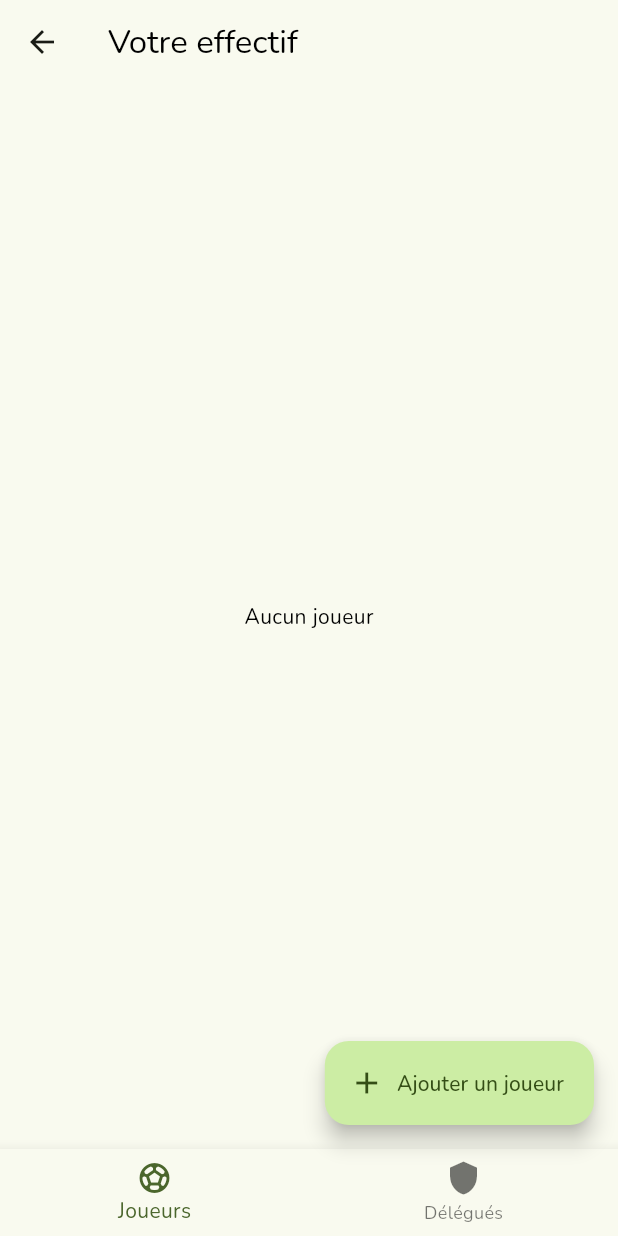
After one commit to NiTnEuQs/footrack_flutter, a Flutter app: the SquadScreen screen opened directly, on a phone screen of 412 x 824 dp. The commit adds this screen. Run offline on Flutter 3.47's test engine with Material 3 defaults, Android fonts, the phone set to English and light mode, and no system bars; our stand-ins replace cloud_firestore, firebase_auth, firebase_core, firebase_remote_config, flutter_riverpod, freezed_annotation and 4 more; missing offline and left inert: flamingo, flamingo_annotation; accounts and stored records are empty; statements that could not run were skipped.

Commit message:
feat(matchSquad): Revamp match squad list

```diff
--- a/lib/pages/page_match_dashboard.dart
+++ b/lib/pages/match/ui/match_screen.dart
@@ -45,7 +45,7 @@ class _MatchDashboardPageState extends ConsumerState<MatchDashboardPage> {
     Navigator.push(
       context,
       MaterialPageRoute(
-        builder: (_) => const MatchSquadPage(),
+        builder: (_) => const SquadScreen(),
       ),
     );
   }
--- /dev/null
+++ b/lib/pages/squad/ui/squad_screen.dart
@@ -0,0 +1,100 @@
+import "package:flutter/material.dart";
+import "package:flutter_riverpod/flutter_riverpod.dart";
+import "package:footrack_front/components/alert_squad_player.dart";
+import "package:footrack_front/database/ft_providers.dart";
+import "package:footrack_front/extensions/date_extensions.dart";
+import "package:footrack_front/extensions/object_extensions.dart";
+import "package:footrack_front/models/extensions/account_extension.dart";
+import "package:footrack_front/models/extensions/match_extension.dart";
+import "package:footrack_front/models/squad_player.dart";
+import "package:footrack_front/pages/squad/components/squad_page_view.dart";
+
+class SquadScreen extends ConsumerStatefulWidget {
+  const SquadScreen({super.key});
+
+  @override
+  ConsumerState<ConsumerStatefulWidget> createState() => _SquadScreenState();
+}
+
+class _SquadScreenState extends ConsumerState<SquadScreen> {
+  var _pageIndex = 0;
+  final _pageController = PageController(
+    initialPage: 0,
+    viewportFraction: 1.0,
+    keepPage: true,
+  );
+
+  void _addSquadPlayer() {
+    showDialog(
+      context: context,
+      builder: (context) {
+        return const AlertSquadPlayer();
+      },
+    );
+  }
+
+  void _editSquadPlayer(SquadPlayer player) {
+    showDialog(
+      context: context,
+      builder: (context) {
+        return AlertSquadPlayer(
+          squadPlayer: player,
+        );
+      },
+    );
+  }
+
+  @override
+  Widget build(BuildContext context) {
+    var account = ref.watch(accountProvider);
+    var match = ref.watch(matchChoseProvider);
+    var squad = match.getSquad(ref);
+
+    return Scaffold(
+      appBar: AppBar(
+        title: Text(
+          "Votre effectif",
+          style: Theme.of(context).textTheme.titleLarge,
+        ),
+      ),
+      body: squad.isEmpty
+          ? Center(
+              child: Text(
+                "Aucun joueur",
+                style: Theme.of(context).textTheme.bodyMedium,
+              ),
+            )
+          : SquadPageView(
+              squad: squad,
+              pageController: _pageController,
+              onPlayerLongClick: _editSquadPlayer,
+            ),
+      bottomNavigationBar: BottomNavigationBar(
+        currentIndex: _pageIndex,
+        onTap: (index) {
+          setState(() {
+            _pageIndex = index;
+            _pageController.animateToPage(index, duration: Durations.long1, curve: Curves.ease);
+          });
+        },
+        items: const [
+          BottomNavigationBarItem(
+            icon: Icon(Icons.sports_soccer),
+            label: "Joueurs",
+          ),
+          BottomNavigationBarItem(
+            icon: Icon(Icons.shield),
+            label: "Délégués",
+          ),
+        ],
+      ),
+      floatingActionButton: FloatingActionButton.extended(
+        onPressed: _addSquadPlayer,
+        label: const Text("Ajouter un joueur"),
+        icon: const Icon(Icons.add),
+      ).takeIf(
+        account.isAdminInCurrentClub(ref) || !match.getDate().hasPassed(add: const Duration(hours: 2)),
+      ),
+    );
+  }
+}
```
Also changed, not shown: lib/pages/page_match_squad.dart (deleted, +0 -200 lines), lib/pages/squad/components/squad_datatable.dart (added, +165 -0 lines), lib/pages/squad/components/squad_list.dart (added, +66 -0 lines), lib/pages/squad/components/squad_page_view.dart (added, +48 -0 lines).
